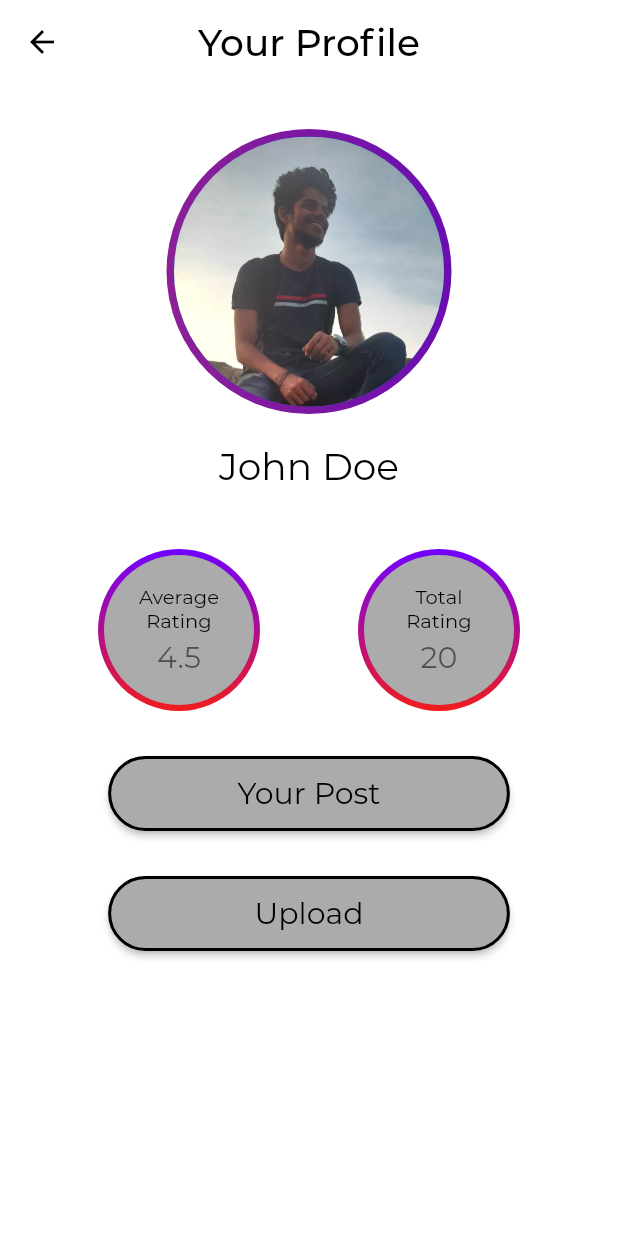
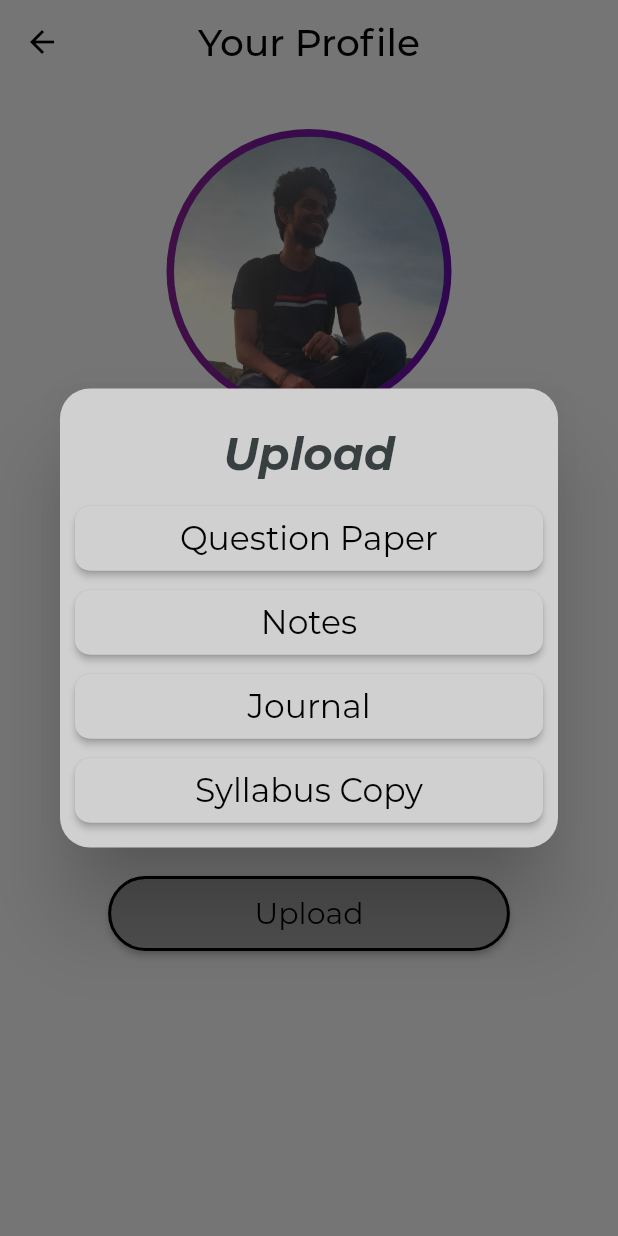
Before and after one commit to pramodksh/paper-for-peers, a Flutter app: the ProfileScreen screen opened directly, after a tap on "Upload", on a phone screen of 412 x 824 dp. Run offline on Flutter 3.47's test engine with Material 2 defaults, Android fonts, the phone set to English and light mode, and no system bars; our stand-ins replace dotted_border, flutter_rating_bar, page_indicator, shared_preferences; missing offline and left inert: advance_pdf_viewer, thememode_selector; accounts and stored records are empty; project files that could hold a hidden picture were left out.

Commit message:
app theme - applied foreground (text) color for elevated button

```diff
--- a/lib/config/app_constants.dart
+++ b/lib/config/app_constants.dart
@@ -1,5 +1,12 @@
 import 'package:flutter/material.dart';
 import 'package:papers_for_peers/config/export_config.dart';
+
+enum TypesOfPost {
+  QuestionPaper,
+  Notes,
+  SyllabusCopy,
+  Journal,
+}
 
 class AppConstants {
   static const List<String> reportReasons = [
--- a/lib/modules/dashboard/profile/profile.dart
+++ b/lib/modules/dashboard/profile/profile.dart
@@ -1,9 +1,10 @@
 import 'package:flutter/material.dart';
 import 'package:flutter/rendering.dart';
+import 'package:papers_for_peers/config/app_theme.dart';
 import 'package:papers_for_peers/config/colors.dart';
 import 'package:papers_for_peers/config/default_assets.dart';
 import 'package:papers_for_peers/config/export_config.dart';
-import 'package:papers_for_peers/modules/dashboard/profile/your_posts.dart';
+import 'package:papers_for_peers/modules/dashboard/profile/your_posts/your_posts.dart';
 import 'package:papers_for_peers/services/theme_provider/theme_provider.dart';
 import 'package:provider/provider.dart';
 
@@ -22,6 +23,14 @@ class _ProfileScreenState extends State<ProfileScreen> {
   double avgRating = 4.5;
   int totalDownloads = 20;
   var themeChange;
+
+  List<String> typesOfPosts = [
+    "Question Paper",
+    "Notes",
+    "Journal",
+    "Syllabus Copy",
+  ];
+
 
   Widget getCircularProfileImage({@required imagePath}) {
     return Container(
@@ -96,16 +105,55 @@ class _ProfileScreenState extends State<ProfileScreen> {
         onPressed: onPressed,
         style: ElevatedButton.styleFrom(
           primary: themeChange.isDarkTheme ? CustomColors.bottomNavBarColor : CustomColors.lightModeRatingBackgroundColor,
-          shape: new RoundedRectangleBorder(
+          shape: RoundedRectangleBorder(
             side: BorderSide(
                 color: themeChange.isDarkTheme ? CustomColors.bottomNavBarUnselectedIconColor : Colors.black,
                 width: 2),
-            borderRadius: new BorderRadius.circular(30.0),
+            borderRadius: BorderRadius.circular(30.0),
           ),
         ),
         child: Text(
           title,
-          style: TextStyle(fontSize: 20, color: themeChange.isDarkTheme ? Colors.white : Colors.black),
+          style: TextStyle(fontSize: 20),
+        ),
+      ),
+    );
+  }
+
+  Widget _buildUploadDialog() {
+    // todo
+    return Dialog(
+      shape: RoundedRectangleBorder(
+        borderRadius: BorderRadius.circular(20),
+      ),
+      backgroundColor: themeChange.isDarkTheme ? CustomColors.reportDialogBackgroundColor : CustomColors.lightModeBottomNavBarColor,
+      child: Container(
+        width: MediaQuery.of(context).size.width * 0.9,
+        padding: EdgeInsets.symmetric(horizontal: 10, vertical: 10),
+        child: Column(
+          mainAxisSize: MainAxisSize.min,
+          children: [
+            SizedBox(height: 15,),
+            Text("Upload", style: TextStyle(fontSize: 30, fontWeight: FontWeight.w700, color: Color(0xff373F41), fontStyle: FontStyle.italic),),
+            SizedBox(height: 10,),
+            Column(
+              children: typesOfPosts.map((e) => Container(
+                margin: EdgeInsets.symmetric(vertical: 4),
+                width: double.infinity,
+                // height: 50,
+                child: ElevatedButton(
+                  style: ElevatedButton.styleFrom(
+                    padding: EdgeInsets.symmetric(vertical: 8),
+                    shape: RoundedRectangleBorder(
+                      borderRadius: BorderRadius.circular(10),
+                    )
+                  ),
+                  onPressed: () {},
+                  child: Text(e, style: TextStyle(fontSize: 22),),
+                ),
+              )).toList(),
+            ),
+          ],
         ),
       ),
     );
@@ -160,7 +208,12 @@ class _ProfileScreenState extends State<ProfileScreen> {
                 ));
               }),
               SizedBox(height: 30,),
-              getCustomButton(title: 'Upload', onPressed: () {}),
+              getCustomButton(title: 'Upload', onPressed: () {
+                showDialog(
+                  context: context,
+                  builder: (context) => _buildUploadDialog(),
+                );
+              }),
             ],
           ),
         ),
--- a/lib/modules/dashboard/utilities/post_tiles.dart
+++ b/lib/modules/dashboard/utilities/post_tiles.dart
@@ -83,7 +83,7 @@ Widget getNotesDetailsTile({
                               padding: MaterialStateProperty.all(EdgeInsets.symmetric(horizontal: 20))
                             ),
                             onPressed: () {},
-                            child: Text("Edit", style: TextStyle(fontSize: 16, color: themeChange.isDarkTheme ? Colors.white : Colors.black),),
+                            child: Text("Edit", style: TextStyle(fontSize: 16),),
                           ),
                         ],
                       ) : Row(
```
Also changed, not shown: lib/config/app_theme.dart (+5 -6 lines), lib/modules/dashboard/shared/PDF_viewer_screen.dart (+6 -10 lines), lib/modules/dashboard/profile/your_posts/your_posts.dart (renamed from lib/modules/dashboard/profile/your_posts.dart).
